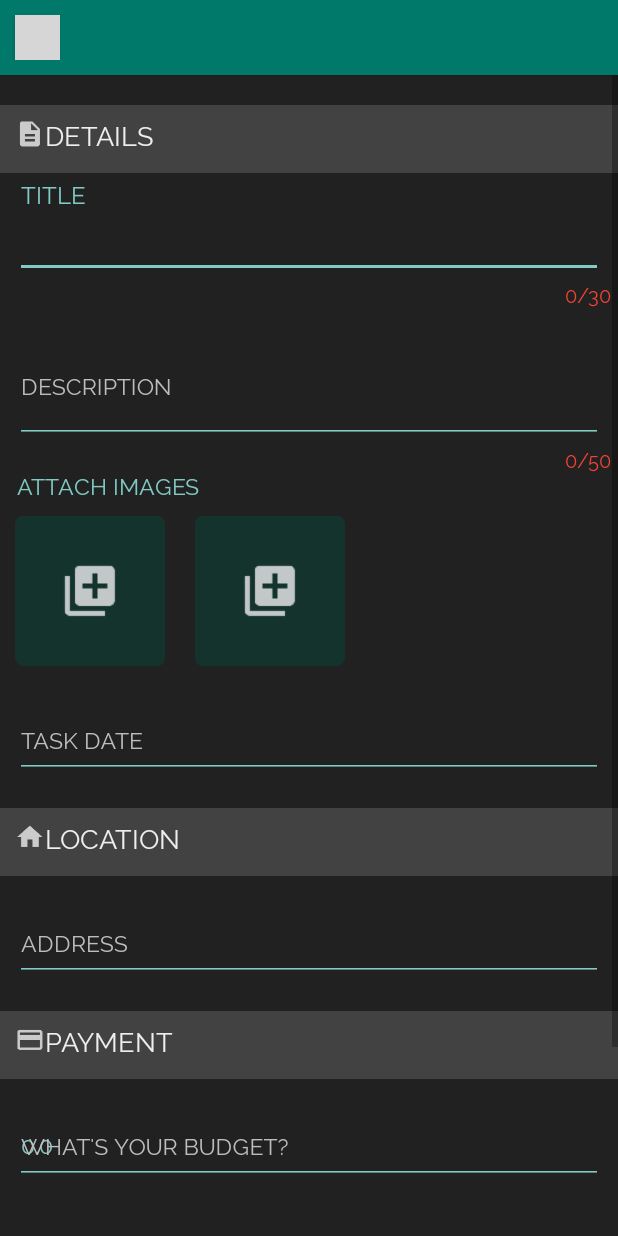
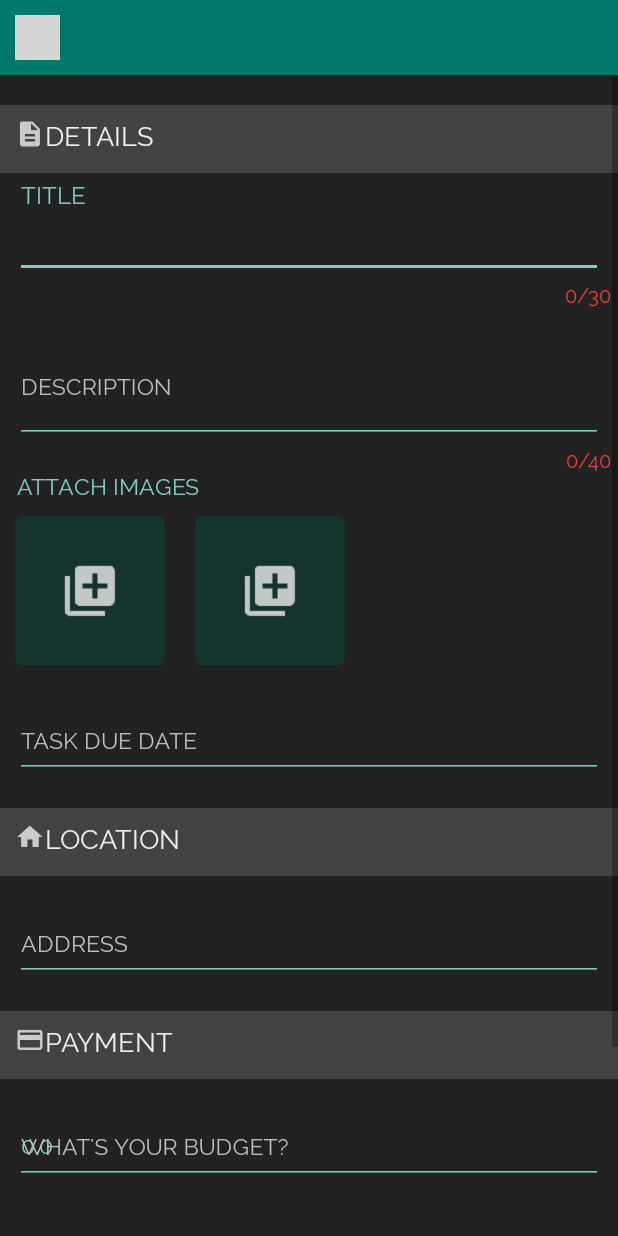
Before and after one commit to 3g015st/SidelineTG, an Android app: the postTaskActivity screen opened directly, with no data from a screen before it, on a phone screen of 412 x 824 dp. Run offline under Robolectric (Android 15) with nearby library versions, the phone set to English and light mode, and no system bars; our stand-ins replace ButterKnife, Volley; libraries missing offline, so code that uses them is left out: com.ontbee.legacyforks, com.sdsmdg.tastytoast; 1 statement that could not run was skipped; grey boxes are pictures that could not be loaded.

Commit message:
Added: - Completed the post a task module.

```diff
--- a/app/src/main/java/com/example/benedictlutab/sidelinetg/helpers/validationUtil.java
+++ b/app/src/main/java/com/example/benedictlutab/sidelinetg/helpers/validationUtil.java
@@ -83,7 +83,7 @@ public class validationUtil
     {
         String description = text.getText().toString();
 
-        if(description.length() < 50)
+        if(description.length() < 40)
         {
             return false;
         }
--- a/app/src/main/res/layout/posttask_activity_post_task.xml
+++ b/app/src/main/res/layout/posttask_activity_post_task.xml
@@ -107,7 +107,7 @@
                     android:textColorHint="#bdbdbd"
                     app:hintTextAppearance="@style/TextAppearance.App.TextInputLayout"
                     app:counterEnabled="true"
-                    app:counterMaxLength="50"
+                    app:counterMaxLength="40"
                     app:counterOverflowTextAppearance="@style/TextAppearance.App.TextInputLayout.Counter.Exceed"
                     app:counterTextAppearance="@style/TextAppearance.App.TextInputLayout.Counter">
                     <EditText
@@ -121,7 +121,7 @@
                         android:textColor="#eeeeee"
                         android:textSize="15dp"
                         android:inputType="textMultiLine|textFilter"
-                        android:maxLength="80"
+                        android:maxLength="60"
                         android:lines="3"
                         android:maxLines="3"/>
                 </android.support.design.widget.TextInputLayout>
@@ -164,7 +164,7 @@
                         android:layout_marginLeft="10dp"
                         android:layout_marginRight="10dp"
                         android:backgroundTint="@color/colorAccent"
-                        android:hint="TASK DATE"
+                        android:hint="TASK DUE DATE"
                         android:textColor="#eeeeee"
                         android:textSize="15dp" />
                 </android.support.design.widget.TextInputLayout>
```
Also changed, not shown: app/src/main/java/com/example/benedictlutab/sidelinetg/modules/viewHome/postTask/postTaskActivity.java (+30 -4 lines), app/src/main/java/com/example/benedictlutab/sidelinetg/modules/viewHome/postTask/setTaskLocation/googleMapsActivity.java (+10 -4 lines).
